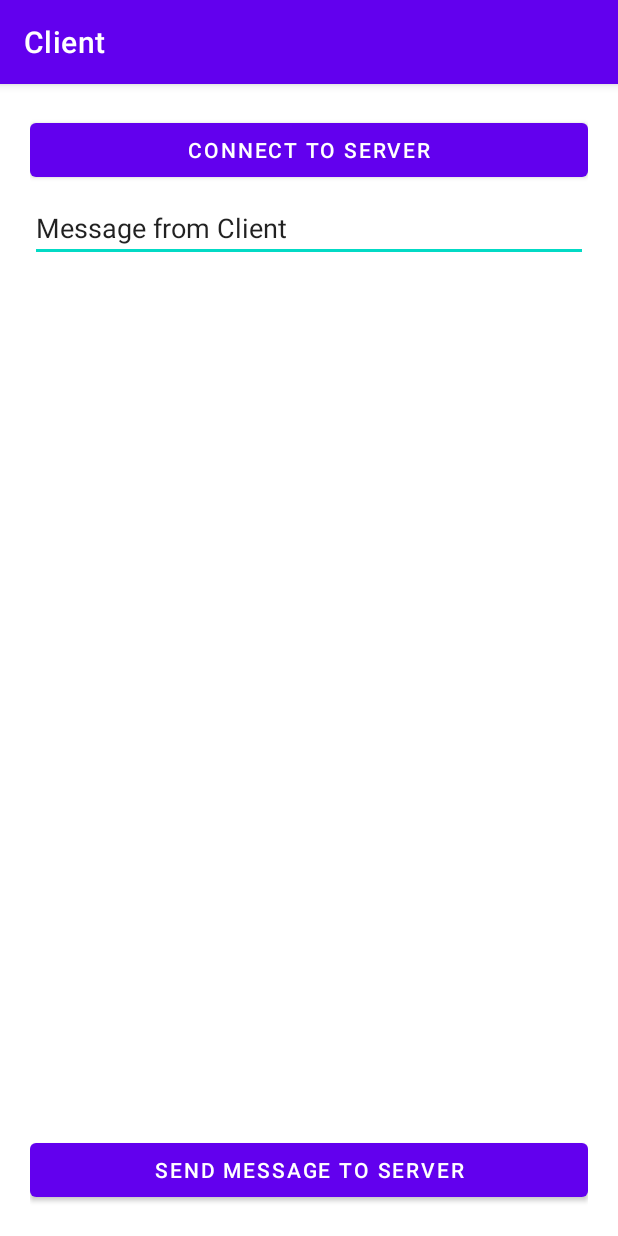
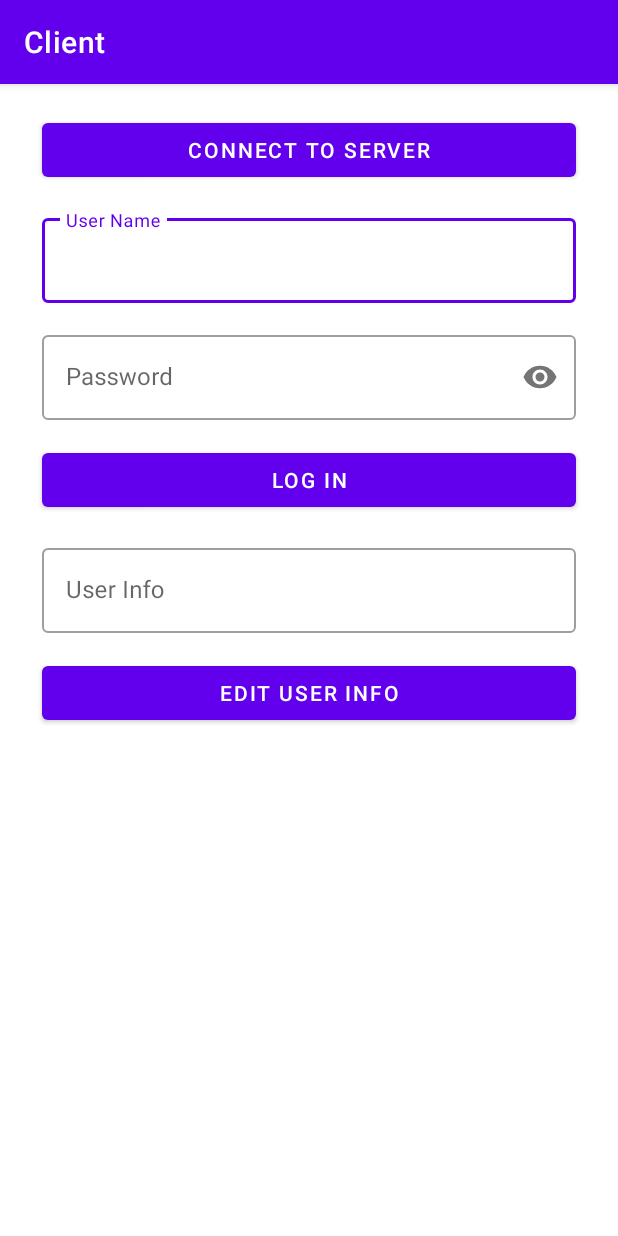
Before and after one commit to maria-in/LogAppClientLaba, an Android app: the screen it shows after launch (MainActivity), on a phone screen of 412 x 824 dp. Run offline under Robolectric (Android 15) with nearby library versions, the phone set to English and light mode, and no system bars.

Commit message:
add functionality

```diff
--- a/app/src/main/java/com/hannapapova/clientandroid/MainActivity.java
+++ b/app/src/main/java/com/hannapapova/clientandroid/MainActivity.java
@@ -1,6 +1,7 @@
 package com.hannapapova.clientandroid;
 
 import android.graphics.Color;
+import android.os.Build;
 import android.os.Bundle;
 import android.os.Handler;
 import android.view.View;
@@ -8,8 +9,11 @@ import android.widget.EditText;
 import android.widget.LinearLayout;
 import android.widget.TextView;
 
+import androidx.annotation.RequiresApi;
 import androidx.appcompat.app.AppCompatActivity;
 import androidx.core.content.ContextCompat;
+
+import com.google.android.material.textfield.TextInputEditText;
 
 import java.io.BufferedReader;
 import java.io.BufferedWriter;
@@ -21,19 +25,23 @@ import java.net.InetAddress;
 import java.net.Socket;
 import java.net.UnknownHostException;
 import java.text.SimpleDateFormat;
+import java.util.Base64;
 import java.util.Date;
 
 public class MainActivity extends AppCompatActivity implements View.OnClickListener {
 
     public static final int SERVERPORT = 3003;
 
-    public static final String SERVER_IP = "192.168.100.223";
+    public static final String SERVER_IP = "192.168.0.100";
     private ClientThread clientThread;
     private Thread thread;
     private LinearLayout msgList;
     private Handler handler;
     private int clientTextColor;
-    private EditText edMessage;
+
+    private TextInputEditText login;
+    private TextInputEditText password;
+    private TextInputEditText userInfoEdit;
 
     @Override
     protected void onCreate(Bundle savedInstanceState) {
@@ -44,7 +52,11 @@ public class MainActivity extends AppCompatActivity implements View.OnClickListe
         clientTextColor = ContextCompat.getColor(this, R.color.green);
         handler = new Handler();
         msgList = findViewById(R.id.msgList);
-        edMessage = findViewById(R.id.edMessage);
+
+        login = findViewById(R.id.userNameEditController);
+        password = findViewById(R.id.passwordEditController);
+        userInfoEdit = findViewById(R.id.userInfoController);
+
     }
 
     public TextView textView(String message, int color) {
@@ -68,6 +80,7 @@ public class MainActivity extends AppCompatActivity implements View.OnClickListe
         });
     }
 
+    @RequiresApi(api = Build.VERSION_CODES.O)
     @Override
     public void onClick(View view) {
 
@@ -81,11 +94,21 @@ public class MainActivity extends AppCompatActivity implements View.OnClickListe
             return;
         }
 
-        if (view.getId() == R.id.send_data) {
-            String clientMessage = edMessage.getText().toString().trim();
-            showMessage(clientMessage, Color.BLUE);
+        if (view.getId() == R.id.logInButton) {
+            String clientLogin = login.getText().toString().trim();
+            String clientPassword = password.getText().toString().trim();
+
             if (null != clientThread) {
-                clientThread.sendMessage(clientMessage);
+                clientThread.sendMessage(authString(clientLogin, clientPassword));
+            }
+        }
+
+        if (view.getId() == R.id.editButton){
+            String clientLogin = login.getText().toString().trim();
+            String clientEditInfo = userInfoEdit.getText().toString().trim();
+
+            if (null != clientThread) {
+                clientThread.sendMessage(editString(clientLogin, clientEditInfo));
             }
         }
     }
@@ -123,20 +146,19 @@ public class MainActivity extends AppCompatActivity implements View.OnClickListe
 
         }
 
-        void sendMessage(final String message) {
-            new Thread(new Runnable() {
-                @Override
-                public void run() {
+
+        void sendMessage(String message) {
+            new Thread(() -> {
                 try {
                     if (null != socket) {
                         PrintWriter out = new PrintWriter(new BufferedWriter(
                                 new OutputStreamWriter(socket.getOutputStream())),
                                 true);
+
                         out.println(message);
                     }
                 } catch (Exception e) {
                     e.printStackTrace();
-                    }
                 }
             }).start();
         }
@@ -156,4 +178,12 @@ public class MainActivity extends AppCompatActivity implements View.OnClickListe
             clientThread = null;
         }
     }
+
+    public static String authString(String username, String password){
+        return "auth {" + username + "}{" + password + "}";
     }
+
+    public static String editString(String username, String editInfo){
+        return "edit {" + username + "}{" + editInfo + "}";
+    }
+}
--- a/app/src/main/res/layout/activity_main.xml
+++ b/app/src/main/res/layout/activity_main.xml
@@ -1,5 +1,7 @@
 <?xml version="1.0" encoding="utf-8"?>
-<RelativeLayout xmlns:android="http://schemas.android.com/apk/res/android"
+<androidx.constraintlayout.widget.ConstraintLayout xmlns:android="http://schemas.android.com/apk/res/android"
+    xmlns:app="http://schemas.android.com/apk/res-auto"
+    xmlns:tools="http://schemas.android.com/tools"
     android:id="@+id/activity_server"
     android:layout_width="match_parent"
     android:layout_height="match_parent"
@@ -11,23 +13,65 @@
         android:layout_width="match_parent"
         android:layout_height="wrap_content"
         android:layout_alignParentTop="true"
+        android:layout_marginStart="8dp"
+        android:layout_marginEnd="8dp"
         android:onClick="onClick"
-        android:text="Connect to server" />
+        android:text="Connect to server"
+        app:layout_constraintEnd_toEndOf="parent"
+        app:layout_constraintStart_toStartOf="parent"
+        app:layout_constraintTop_toTopOf="parent" />
 
-    <EditText
-        android:id="@+id/edMessage"
+    <com.google.android.material.textfield.TextInputLayout
+        android:id="@+id/userNameEdit"
+        style="@style/TextEditFields"
         android:layout_width="match_parent"
         android:layout_height="wrap_content"
-        android:layout_below="@+id/connect_server"
-        android:layout_marginTop="5dp"
-        android:layout_marginBottom="5dp"
-        android:text="Message from Client" />
+        android:layout_marginStart="8dp"
+        android:layout_marginTop="16dp"
+        android:layout_marginEnd="8dp"
+        app:layout_constraintEnd_toEndOf="parent"
+        app:layout_constraintStart_toStartOf="parent"
+        app:layout_constraintTop_toBottomOf="@+id/connect_server">
+
+        <com.google.android.material.textfield.TextInputEditText
+            android:id="@+id/userNameEditController"
+            android:layout_width="match_parent"
+            android:layout_height="wrap_content"
+            android:hint="User Name" />
+
+    </com.google.android.material.textfield.TextInputLayout>
+
+    <com.google.android.material.textfield.TextInputLayout
+        android:id="@+id/passwordEdit"
+        style="@style/TextEditFields"
+        android:layout_width="match_parent"
+        android:layout_height="wrap_content"
+        android:layout_marginStart="8dp"
+        android:layout_marginTop="16dp"
+        android:layout_marginEnd="8dp"
+        app:layout_constraintEnd_toEndOf="parent"
+        app:layout_constraintStart_toStartOf="parent"
+        app:layout_constraintTop_toBottomOf="@+id/userNameEdit"
+        app:passwordToggleEnabled="true">
+
+        <com.google.android.material.textfield.TextInputEditText
+            android:id="@+id/passwordEditController"
+            android:layout_width="match_parent"
+            android:layout_height="wrap_content"
+            android:hint="Password"
+            android:inputType="textPassword" />
+    </com.google.android.material.textfield.TextInputLayout>
 
     <ScrollView
         android:layout_width="match_parent"
-        android:layout_height="wrap_content"
-        android:layout_above="@+id/send_data"
-        android:layout_below="@+id/edMessage">
+        android:layout_height="0dp"
+        android:layout_marginStart="8dp"
+        android:layout_marginTop="8dp"
+        android:layout_marginEnd="8dp"
+        app:layout_constraintBottom_toBottomOf="parent"
+        app:layout_constraintEnd_toEndOf="parent"
+        app:layout_constraintStart_toStartOf="parent"
+        app:layout_constraintTop_toBottomOf="@+id/editButton">
 
         <LinearLayout
             android:id="@+id/msgList"
@@ -37,13 +81,50 @@
 
     </ScrollView>
 
+
     <Button
-        android:id="@+id/send_data"
-        android:layout_width="match_parent"
+        android:id="@+id/logInButton"
+        android:layout_width="0dp"
         android:layout_height="wrap_content"
-        android:layout_alignParentBottom="true"
+        android:layout_marginStart="8dp"
+        android:layout_marginTop="16dp"
+        android:layout_marginEnd="8dp"
         android:onClick="onClick"
-        android:text="Send Message to server"
-        android:textColor="@android:color/white" />
+        android:text="Log In"
+        app:layout_constraintEnd_toEndOf="parent"
+        app:layout_constraintStart_toStartOf="parent"
+        app:layout_constraintTop_toBottomOf="@+id/passwordEdit" />
 
-</RelativeLayout>
+    <com.google.android.material.textfield.TextInputLayout
+        android:id="@+id/userInfo"
+        style="@style/TextEditFields"
+        android:layout_width="0dp"
+        android:layout_height="wrap_content"
+        android:layout_marginStart="8dp"
+        android:layout_marginTop="16dp"
+        android:layout_marginEnd="8dp"
+        app:layout_constraintEnd_toEndOf="parent"
+        app:layout_constraintStart_toStartOf="parent"
+        app:layout_constraintTop_toBottomOf="@+id/logInButton">
+
+        <com.google.android.material.textfield.TextInputEditText
+            android:id="@+id/userInfoController"
+            android:layout_width="match_parent"
+            android:layout_height="wrap_content"
+            android:hint="User Info" />
+    </com.google.android.material.textfield.TextInputLayout>
+
+    <Button
+        android:id="@+id/editButton"
+        android:layout_width="0dp"
+        android:layout_height="wrap_content"
+        android:layout_marginStart="8dp"
+        android:layout_marginTop="16dp"
+        android:layout_marginEnd="8dp"
+        android:text="Edit User Info"
+        app:layout_constraintEnd_toEndOf="parent"
+        app:layout_constraintStart_toStartOf="parent"
+        app:layout_constraintTop_toBottomOf="@+id/userInfo" />
+
+
+</androidx.constraintlayout.widget.ConstraintLayout>
--- a/app/src/main/res/values/themes.xml
+++ b/app/src/main/res/values/themes.xml
@@ -13,4 +13,6 @@
         <item name="android:statusBarColor" tools:targetApi="l">?attr/colorPrimaryVariant</item>
         <!-- Customize your theme here. -->
     </style>
+
+    <style name="TextEditFields" parent="Widget.MaterialComponents.TextInputLayout.OutlinedBox" />
 </resources>
```
Lines whose indentation alone changed are shown as unchanged.
